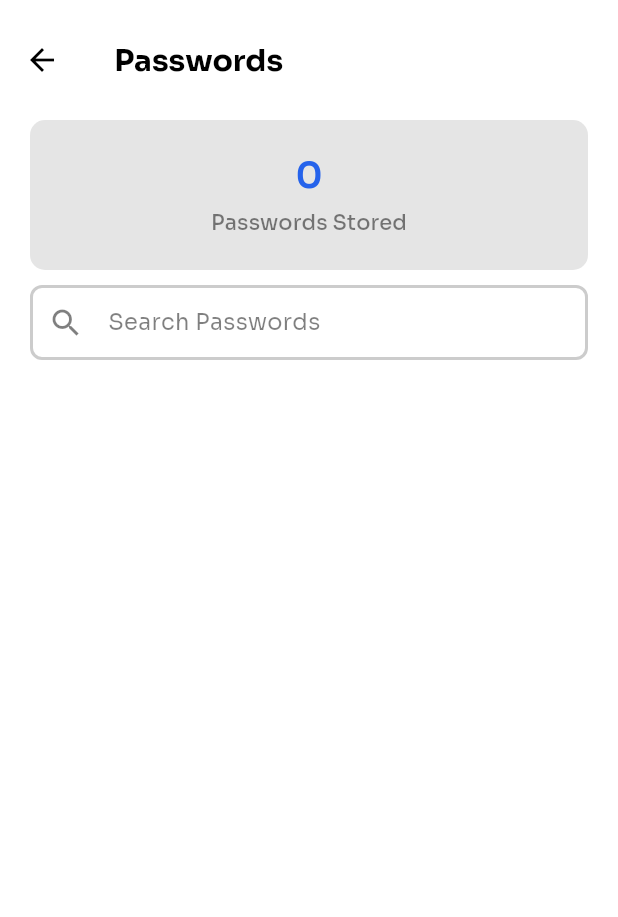
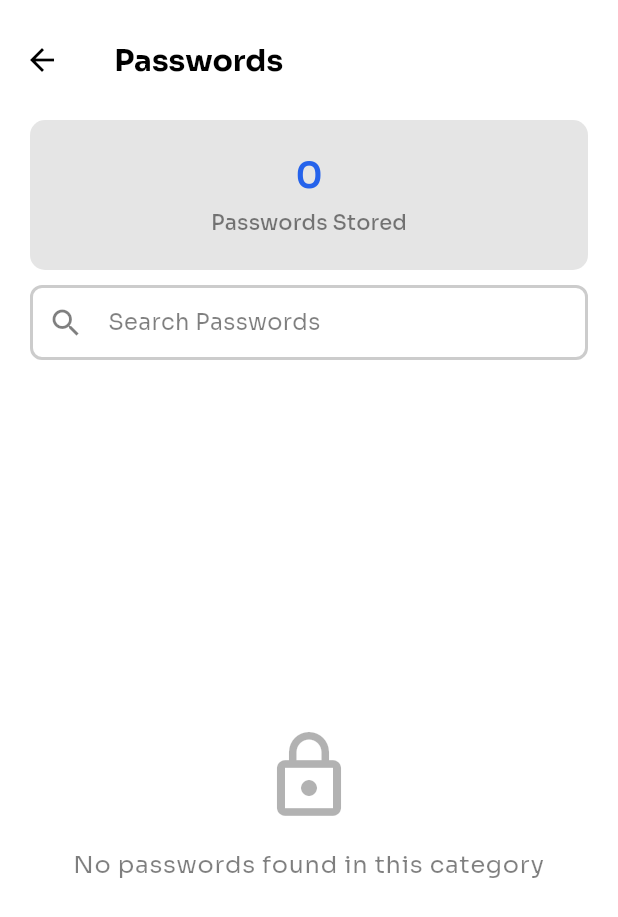
Before and after one commit to kaiumallimon/zeropass, a Flutter app: the CategorizedPasswordsPage screen opened directly with empty values, on a phone screen of 412 x 824 dp. Shown: the top 917 px of the screen. Run offline on Flutter 3.47's test engine with Material 3 defaults, Android fonts, the phone set to English and light mode, and no system bars; our stand-ins replace flutter_dotenv, flutter_secure_storage, go_router, hive, hive_flutter, hugeicons and 2 more; missing offline and left inert: encrypt, otp, pointycastle, qr_code_scanner_plus; accounts and stored records are empty.

Commit message:
feat: Implement search functionality in CategorizedPasswordsPage; enhance CategorizedPasswordsProvider for search handling

```diff
--- a/lib/presentation/pages/dashboard/categories/categorized_passwords.dart
+++ b/lib/presentation/pages/dashboard/categories/categorized_passwords.dart
@@ -94,13 +94,31 @@ class CategorizedPasswordsPage extends StatelessWidget {
                 ),
 
                 const SizedBox(height: 10),
-                CustomTextField(
+                Consumer<CategorizedPasswordsProvider>(
+                  builder: (context, provider, child) {
+                    return CustomTextField(
                       hintText: 'Search Passwords',
                       keyboardType: TextInputType.text,
                       prefixIcon: Icon(
                         Icons.search,
                         color: theme.colorScheme.onSurface.withOpacity(.5),
                       ),
+                      controller: provider.searchController,
+                      sideWidget: provider.searchController.text.isNotEmpty
+                          ? IconButton(
+                              onPressed: () {
+                                provider.clearSearch();
+                              },
+                              icon: Icon(
+                                Icons.clear,
+                                color: theme.colorScheme.onSurface.withOpacity(
+                                  .5,
+                                ),
+                              ),
+                            )
+                          : null,
+                    );
+                  },
                 ),
 
                 const SizedBox(height: 10),
@@ -108,6 +126,53 @@ class CategorizedPasswordsPage extends StatelessWidget {
                 Expanded(
                   child: Consumer<CategorizedPasswordsProvider>(
                     builder: (context, provider, child) {
+                      if (provider.categorizedPasswords.isEmpty &&
+                          !provider.isLoading) {
+                        final hasSearchQuery =
+                            provider.searchController.text.isNotEmpty;
+                        return Center(
+                          child: Column(
+                            mainAxisAlignment: MainAxisAlignment.center,
+                            children: [
+                              Icon(
+                                hasSearchQuery
+                                    ? Icons.search_off
+                                    : Icons.lock_outline,
+                                size: 64,
+                                color: theme.colorScheme.onSurface.withOpacity(
+                                  .3,
+                                ),
+                              ),
+                              const SizedBox(height: 16),
+                              Text(
+                                hasSearchQuery
+                                    ? 'No passwords match your search'
+                                    : 'No passwords found in this category',
+                                style: theme.textTheme.bodyLarge?.copyWith(
+                                  color: theme.colorScheme.onSurface
+                                      .withOpacity(.5),
+                                ),
+                                textAlign: TextAlign.center,
+                              ),
+                              if (hasSearchQuery) ...[
+                                const SizedBox(height: 8),
+                                TextButton(
+                                  onPressed: () {
+                                    provider.clearSearch();
+                                  },
+                                  child: Text(
+                                    'Clear search',
+                                    style: TextStyle(
+                                      color: theme.colorScheme.primary,
+                                    ),
+                                  ),
+                                ),
+                              ],
+                            ],
+                          ),
+                        );
+                      }
+
                       return ListView.builder(
                         key: Key(categoryId),
                         itemCount: provider.categorizedPasswords.length,
```
Also changed, not shown: lib/presentation/providers/categorized_passwords_provider.dart (+52 -5 lines). Lines whose indentation alone changed are shown as unchanged.
